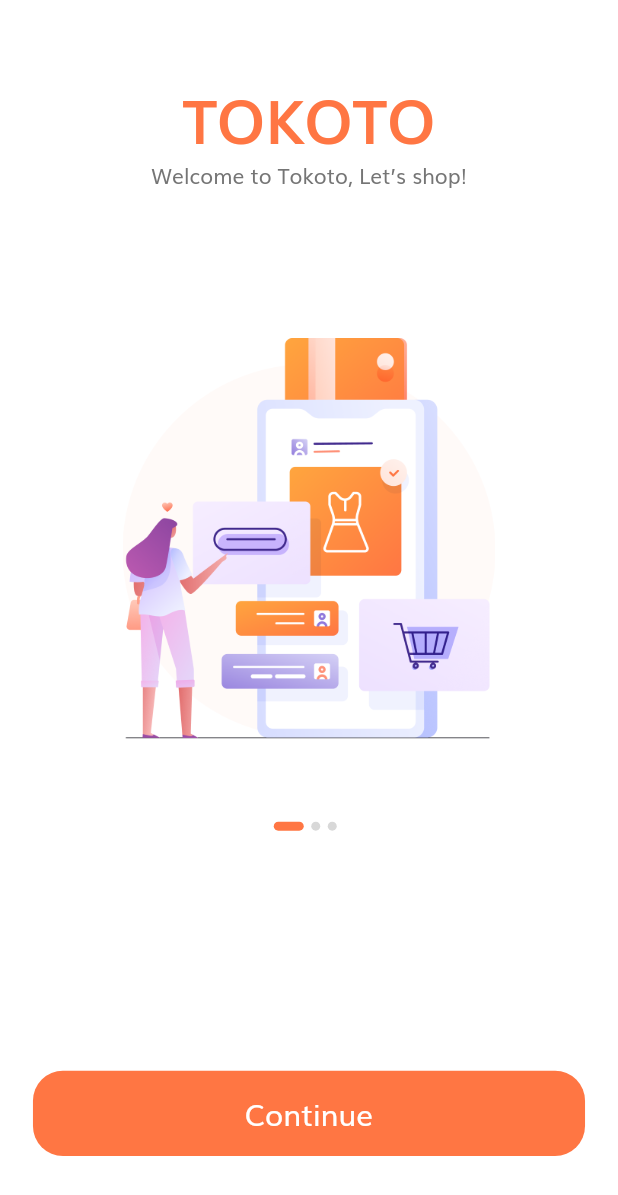
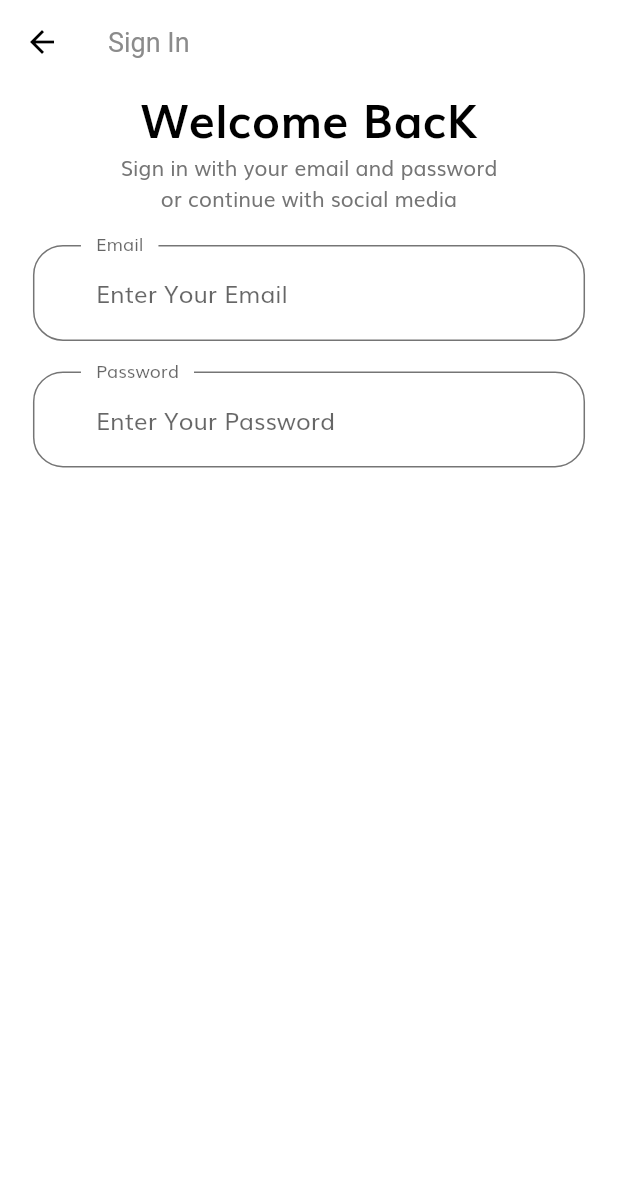
Before and after one commit to mohammad-alsharif10/commerce, a Flutter app: the screen it shows after launch, after a tap on "Continue", on a phone screen of 412 x 824 dp. Shown: the top 1195 px of the screen. Run offline on Flutter 3.47's test engine with Material 2 defaults, Android fonts, the phone set to English and light mode, and no system bars.

Commit message:
second commit

```diff
--- a/lib/main.dart
+++ b/lib/main.dart
@@ -1,7 +1,8 @@
 import 'package:commerce/screen/splash/splash_screen.dart';
-import 'package:commerce/util/constants.dart';
 import 'package:commerce/util/routes.dart';
+import 'package:commerce/util/theme.dart';
 import 'package:flutter/material.dart';
+import 'package:flutter/services.dart';
 
 void main() {
   runApp(MyApp());
@@ -11,18 +12,13 @@ class MyApp extends StatelessWidget {
   // This widget is the root of your application.
   @override
   Widget build(BuildContext context) {
+    SystemChrome.setSystemUIOverlayStyle(SystemUiOverlayStyle(
+      statusBarColor: Colors.white, //or set color with: Color(0xFF0000FF)
+    ));
     return MaterialApp(
       debugShowCheckedModeBanner: false,
       title: 'Flutter Demo',
-      theme: ThemeData(
-        scaffoldBackgroundColor: Colors.white,
-        fontFamily: "Muli",
-        textTheme: TextTheme(
-          bodyText1: TextStyle(color: kTextColor),
-          bodyText2: TextStyle(color: kTextColor),
-        ),
-        visualDensity: VisualDensity.adaptivePlatformDensity,
-      ),
+      theme: buildThemeData(),
       // home: SplashScreen(),
       initialRoute: SplashScreen.routeName,
       routes: routes,
--- /dev/null
+++ b/lib/screen/sign_in/component/sign_form.dart
@@ -0,0 +1,65 @@
+import 'package:commerce/util/constants.dart';
+import 'package:commerce/util/size_config.dart';
+import 'package:flutter/material.dart';
+
+class SignInForm extends StatefulWidget {
+  @override
+  _SignInFormState createState() => _SignInFormState();
+}
+
+class _SignInFormState extends State<SignInForm> {
+  @override
+  Widget build(BuildContext context) {
+    return Form(
+      child: Column(
+        children: [
+          TextFormField(
+            decoration: InputDecoration(
+              labelText: "Email",
+              hintText: "Enter Your Email",
+              contentPadding: EdgeInsets.symmetric(
+                horizontal: 42,
+                vertical: 20,
+              ),
+              floatingLabelBehavior: FloatingLabelBehavior.always,
+              enabledBorder: OutlineInputBorder(
+                borderRadius: BorderRadius.circular(20),
+                borderSide: BorderSide(color: kTextColor),
+                gapPadding: 10,
+              ),
+              focusedBorder: OutlineInputBorder(
+                borderRadius: BorderRadius.circular(20),
+                borderSide: BorderSide(color: kTextColor),
+                gapPadding: 10,
+              ),
+            ),
+          ),
+          SizedBox(
+            height: getProportionateScreenHeight(20),
+          ),
+          TextFormField(
+            decoration: InputDecoration(
+              labelText: "Password",
+              hintText: "Enter Your Password",
+              floatingLabelBehavior: FloatingLabelBehavior.always,
+              contentPadding: EdgeInsets.symmetric(
+                horizontal: 42,
+                vertical: 20,
+              ),
+              enabledBorder: OutlineInputBorder(
+                borderRadius: BorderRadius.circular(20),
+                borderSide: BorderSide(color: kTextColor),
+                gapPadding: 10,
+              ),
+              focusedBorder: OutlineInputBorder(
+                borderRadius: BorderRadius.circular(20),
+                borderSide: BorderSide(color: kTextColor),
+                gapPadding: 10,
+              ),
+            ),
+          ),
+        ],
+      ),
+    );
+  }
+}
--- /dev/null
+++ b/lib/screen/sign_in/component/sign_in_scaffold_body.dart
@@ -0,0 +1,39 @@
+import 'package:commerce/screen/sign_in/component/sign_form.dart';
+import 'package:commerce/util/size_config.dart';
+import 'package:flutter/cupertino.dart';
+import 'package:flutter/material.dart';
+
+class SignInScaffoldBody extends StatelessWidget {
+  @override
+  Widget build(BuildContext context) {
+    return SafeArea(
+      child: SizedBox(
+        width: double.infinity,
+        child: Padding(
+          padding:
+              EdgeInsets.symmetric(horizontal: getProportionateScreenWidth(20)),
+          child: Column(
+            children: [
+              Text(
+                "Welcome BacK",
+                style: TextStyle(
+                  color: Colors.black,
+                  fontSize: getProportionateScreenWidth(28),
+                  fontWeight: FontWeight.bold,
+                ),
+              ),
+              Text(
+                "Sign in with your email and password  \nor continue with social media",
+                textAlign: TextAlign.center,
+              ),
+              SizedBox(
+                height: getProportionateScreenHeight(20),
+              ),
+              SignInForm(),
+            ],
+          ),
+        ),
+      ),
+    );
+  }
+}
--- /dev/null
+++ b/lib/screen/sign_in/sign_in_screen.dart
@@ -0,0 +1,19 @@
+import 'package:commerce/screen/sign_in/component/sign_in_scaffold_body.dart';
+import 'package:flutter/material.dart';
+
+class SignInScreen extends StatelessWidget {
+  static String routeName = "/sign_in";
+
+  @override
+  Widget build(BuildContext context) {
+    return Scaffold(
+      appBar: AppBar(
+        title: Text(
+          "Sign In",
+          textAlign: TextAlign.center,
+        ),
+      ),
+      body: SignInScaffoldBody(),
+    );
+  }
+}
--- a/lib/screen/splash/widget/scaffold_body.dart
+++ b/lib/screen/splash/component/splash_scaffold_body.dart
@@ -1,5 +1,6 @@
 import 'package:commerce/component/default_button.dart';
-import 'package:commerce/screen/splash/widget/splash_content.dart';
+import 'package:commerce/screen/sign_in/sign_in_screen.dart';
+import 'package:commerce/screen/splash/component/splash_content.dart';
 import 'package:commerce/util/constants.dart';
 import 'package:commerce/util/size_config.dart';
 import 'package:flutter/material.dart';
@@ -66,7 +67,9 @@ class _ScaffoldBodyState extends State<ScaffoldBody> {
                     ),
                     DefaultButton(
                       text: "Continue",
-                      press: () {},
+                      press: () {
+                        Navigator.pushNamed(context, SignInScreen.routeName);
+                      },
                     ),
                     Spacer(),
                   ],
--- a/lib/screen/splash/splash_screen.dart
+++ b/lib/screen/splash/splash_screen.dart
@@ -1,6 +1,7 @@
-import 'package:commerce/screen/splash/widget/scaffold_body.dart';
 import 'package:commerce/util/size_config.dart';
 import 'package:flutter/material.dart';
+
+import 'component/splash_scaffold_body.dart';
 
 class SplashScreen extends StatelessWidget {
   static String routeName = "/splash";
--- a/lib/util/routes.dart
+++ b/lib/util/routes.dart
@@ -1,9 +1,10 @@
+import 'package:commerce/screen/sign_in/sign_in_screen.dart';
 import 'package:commerce/screen/splash/splash_screen.dart';
 import 'package:flutter/material.dart';
 
 final Map<String, WidgetBuilder> routes = {
   SplashScreen.routeName: (context) => SplashScreen(),
-  // SignInScreen.routeName: (context) => SignInScreen(),
+  SignInScreen.routeName: (context) => SignInScreen(),
   // ForgotPasswordScreen.routeName: (context) => ForgotPasswordScreen(),
   // LoginSuccessScreen.routeName: (context) => LoginSuccessScreen(),
   // SignUpScreen.routeName: (context) => SignUpScreen(),
--- /dev/null
+++ b/lib/util/theme.dart
@@ -0,0 +1,34 @@
+import 'package:commerce/util/constants.dart';
+import 'package:flutter/material.dart';
+
+ThemeData buildThemeData() {
+  return ThemeData(
+    appBarTheme: buildAppBarTheme(),
+    scaffoldBackgroundColor: Colors.white,
+    fontFamily: "Muli",
+    textTheme: buildTextTheme(),
+    visualDensity: VisualDensity.adaptivePlatformDensity,
+  );
+}
+
+TextTheme buildTextTheme() {
+  return TextTheme(
+    bodyText1: TextStyle(color: kTextColor),
+    bodyText2: TextStyle(color: kTextColor),
+  );
+}
+
+AppBarTheme buildAppBarTheme() {
+  return AppBarTheme(
+    color: Colors.white,
+    elevation: 0,
+    brightness: Brightness.light,
+    iconTheme: IconThemeData(color: Colors.black),
+    textTheme: TextTheme(
+      headline6: TextStyle(
+        color: Color(0XFF8B8B8B),
+        fontSize: 18,
+      ),
+    ),
+  );
+}
```
Also changed, not shown: lib/screen/splash/component/splash_content.dart (renamed from lib/screen/splash/widget/splash_content.dart), lib/screen/test.dart (deleted).
